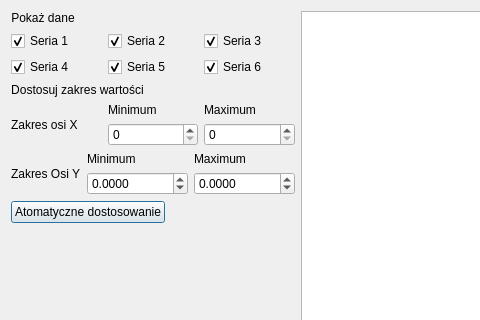
JakubDulewicz/CosDataAnalysis, file chartdialog.ui: the form before one commit; both pictures show x 0 to 480 and y 0 to 320 of the 905 by 444 pixel window.
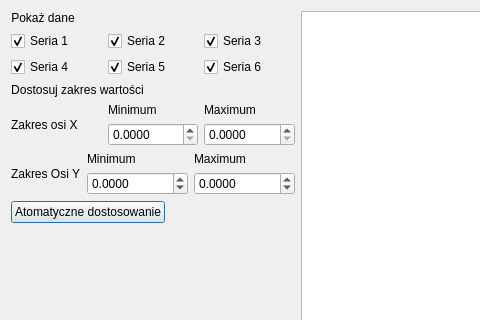
The form after the commit. Custom widgets are drawn as their Qt base class.

Commit message: Dimensionless time is correctly calculated

Diff of the .ui file:
```diff
--- a/chartdialog.ui
+++ b/chartdialog.ui
@@ -145,7 +145,7 @@
            <item>
             <widget class="QDoubleSpinBox" name="doubleSpinBoxXAxisMin">
              <property name="decimals">
-              <number>0</number>
+              <number>4</number>
              </property>
             </widget>
            </item>
@@ -163,7 +163,7 @@
            <item>
             <widget class="QDoubleSpinBox" name="doubleSpinBoxXAxisMax">
              <property name="decimals">
-              <number>0</number>
+              <number>4</number>
              </property>
             </widget>
            </item>
```
The commit also changes 2 other files.
